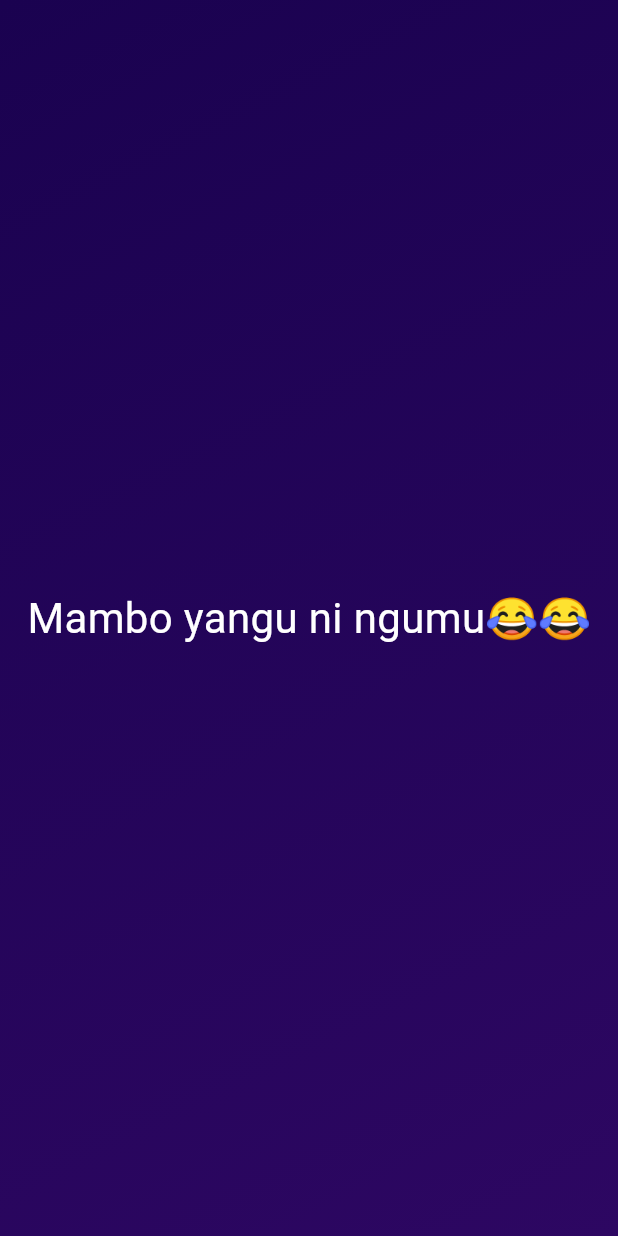
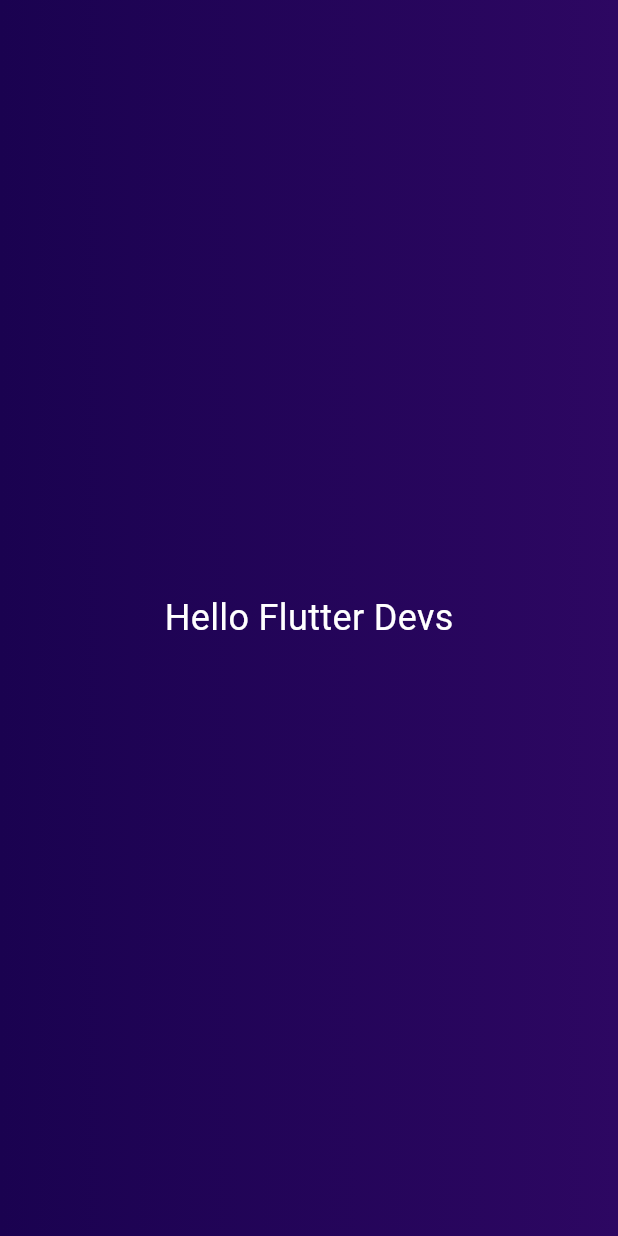
Before and after one commit to anjiri1684/dice_roll_fluter_app, a Flutter app: the screen it shows after launch, on a phone screen of 412 x 824 dp. Run offline on Flutter 3.47's test engine with Material 3 defaults, Android fonts, the phone set to English and light mode, and no system bars.

Commit message:
"Extracted GradientContainer to separate file, removed local class definition, and made MaterialApp constructor constant."

```diff
--- /dev/null
+++ b/lib/gradient_container.dart
@@ -0,0 +1,24 @@
+import 'package:flutter/material.dart';
+import 'package:dice_roll_fluter_app/style_text.dart';
+
+const startAlignment = Alignment.topLeft;
+const endAlignment = Alignment.topRight;
+const colorOne = Color.fromARGB(255, 26, 2, 80);
+const colorTwo = Color.fromARGB(255, 45, 7, 98);
+
+class GradientContainer extends StatelessWidget {
+  const GradientContainer({super.key});
+
+  @override
+  Widget build(context) {
+    return Container(
+      decoration: const BoxDecoration(
+        gradient: LinearGradient(colors: [
+          colorOne,
+          colorTwo,
+        ], begin: startAlignment, end: endAlignment),
+      ),
+      child: const Center(child: StyleText('Hello Flutter Devs')),
+    );
+  }
+}
--- a/lib/main.dart
+++ b/lib/main.dart
@@ -1,34 +1,12 @@
 import 'package:flutter/material.dart';
+import 'package:dice_roll_fluter_app/gradient_container.dart';
 
 void main() {
   runApp(
-    MaterialApp(
+    const MaterialApp(
       home: Scaffold(
         body: GradientContainer(),
       ),
     ),
   );
 }
-
-class GradientContainer extends StatelessWidget {
-  @override
-  Widget build(context) {
-    return Container(
-      decoration: const BoxDecoration(
-        gradient: LinearGradient(colors: [
-          Color.fromARGB(255, 26, 2, 80),
-          Color.fromARGB(255, 45, 7, 98),
-        ], begin: Alignment.topLeft, end: Alignment.bottomRight),
-      ),
-      child: const Center(
-        child: Text(
-          'Mambo yangu ni ngumu😂😂',
-          style: TextStyle(
-            color: Colors.white,
-            fontSize: 28,
-          ),
-        ),
-      ),
-    );
-  }
-}
--- /dev/null
+++ b/lib/style_text.dart
@@ -0,0 +1,18 @@
+import 'package:flutter/material.dart';
+
+class StyleText extends StatelessWidget {
+  const StyleText(this.text, {super.key});
+
+  final String text;
+
+  @override
+  Widget build(context) {
+    return Text(
+      text,
+      style: const TextStyle(
+        color: Colors.white,
+        fontSize: 24.0,
+      ),
+    );
+  }
+}
```
